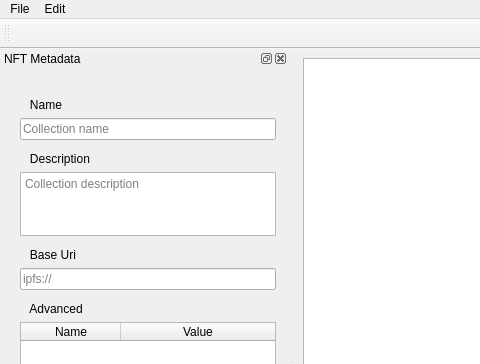
This is src/mainwindow.ui in CineEncoder/nft-generator as Qt 5 draws it before an edit; both pictures show x 0 to 480 and y 0 to 364 of the 1065 by 710 pixel window. The edited form follows.
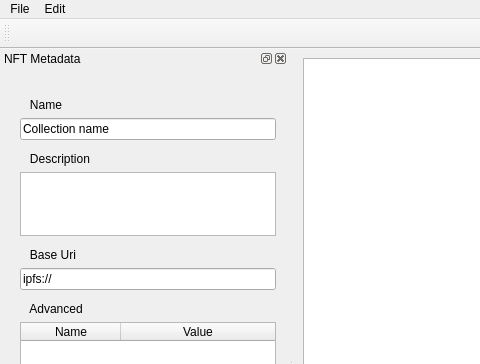
This is the edited form. Icons and pictures are not drawn.

Commit message: Added save Json realisation

Patch:
```diff
--- a/src/mainwindow.ui
+++ b/src/mainwindow.ui
@@ -219,7 +219,7 @@
            <height>30</height>
           </size>
          </property>
-         <property name="placeholderText">
+         <property name="text">
           <string>Collection name</string>
          </property>
         </widget>
@@ -238,7 +238,7 @@
            <height>30</height>
           </size>
          </property>
-         <property name="placeholderText">
+         <property name="text">
           <string>ipfs://</string>
          </property>
         </widget>
@@ -340,8 +340,10 @@
            <height>48</height>
           </size>
          </property>
-         <property name="placeholderText">
-          <string>Collection description</string>
+         <property name="markdown">
+          <string>Collection description
+
+</string>
          </property>
         </widget>
        </item>
```
Left out of the diff: 2 changed lines with no effect on the pictures. The commit also changes 2 other files.
